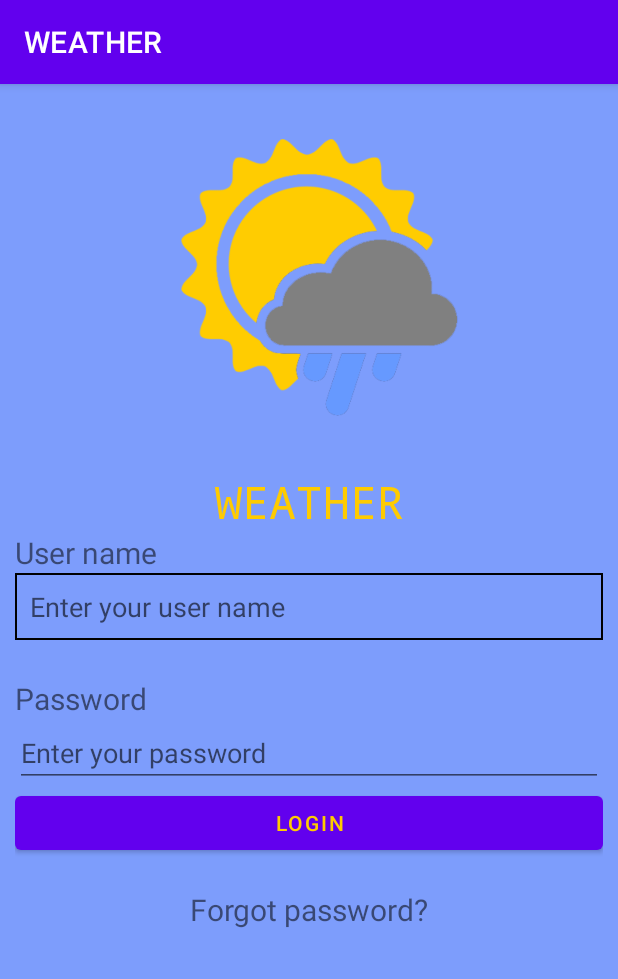
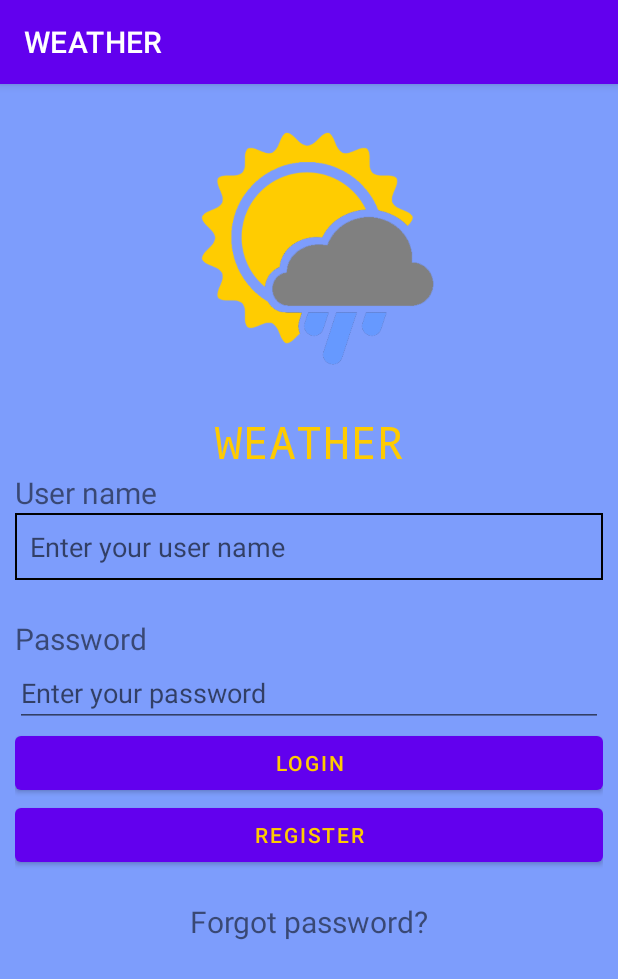
Before and after one commit to buhajus/android_login, an Android app: the screen it shows after launch (LoginActivity), on a phone screen of 412 x 824 dp. Shown: the top 979 px of the screen. Run offline under Robolectric (Android 15) with nearby library versions, the phone set to English and light mode, and no system bars.

Commit message:
prideta naujas activity, error pranešimai

```diff
--- a/app/build.gradle
+++ b/app/build.gradle
@@ -26,6 +26,9 @@ android {
         sourceCompatibility JavaVersion.VERSION_1_8
         targetCompatibility JavaVersion.VERSION_1_8
     }
+    buildFeatures {
+        viewBinding true
+    }
 }
 
 dependencies {
@@ -33,6 +36,8 @@ dependencies {
     implementation 'androidx.appcompat:appcompat:1.6.1'
     implementation 'com.google.android.material:material:1.8.0'
     implementation 'androidx.constraintlayout:constraintlayout:2.1.4'
+    implementation 'androidx.navigation:navigation-fragment:2.5.3'
+    implementation 'androidx.navigation:navigation-ui:2.5.3'
     testImplementation 'junit:junit:4.13.2'
     androidTestImplementation 'androidx.test.ext:junit:1.1.5'
     androidTestImplementation 'androidx.test.espresso:espresso-core:3.5.1'
--- a/app/src/main/java/com/example/orai/LoginActivity.java
+++ b/app/src/main/java/com/example/orai/LoginActivity.java
@@ -2,13 +2,64 @@ package com.example.orai;
 
 import androidx.appcompat.app.AppCompatActivity;
 
+import android.content.Intent;
 import android.os.Bundle;
+import android.view.View;
+import android.widget.Button;
+import android.widget.EditText;
+import android.widget.Toast;
 
 public class LoginActivity extends AppCompatActivity {
 
     @Override
     protected void onCreate(Bundle savedInstanceState) {
         super.onCreate(savedInstanceState);
+        //kai langas bus skurtas, koki vaizdą jam užkrausime
         setContentView(R.layout.activity_login);
+
+        EditText userName = findViewById(R.id.user_name);
+        EditText userPassword = findViewById(R.id.user_password);
+        Button loginBtn = findViewById(R.id.btn_login);
+
+
+        //mygtuko paspaudimas
+        loginBtn.setOnClickListener(new View.OnClickListener() {
+            @Override
+            public void onClick(View v) {
+                //klaidų žurnalo išvalymas
+                userName.setError(null);
+                userPassword.setError(null);
+                //aprašomas kodas mygtuko paspaudimui
+                if (Validation.isUserNameValid(userName.getText().toString()) && Validation.isUserPasswordValid(userPassword.getText().toString())) {
+
+                    //keliaujam į naują activity login-> main
+                    //sukuriamas Intent pereiti iš LoginActivity į MainActivity
+                    Intent goToMainActivity = new Intent(LoginActivity.this,MainActivity.class);
+                   //inicijuojamas naujas activity
+                    startActivity(goToMainActivity);
+
+
+                    /*//Toast - popup
+                    Toast.makeText(getApplicationContext(),
+                            "Login: "+ userName.getText() +
+                                    "\nPassword: " + userPassword.getText(),
+                            Toast.LENGTH_LONG).show();*/
+
+
+                }else {
+
+                    userName.setError(getResources().getString(R.string.login_error));
+                   userName.requestFocus();
+
+                    userPassword.setError(getResources().getString(R.string.login_error));
+
+                    Toast.makeText(getApplicationContext(),R.string.login_error,Toast.LENGTH_LONG).show();
+                }
+
+
+            }
+        });
+
     }
+
 }
--- a/app/src/main/res/layout/activity_login.xml
+++ b/app/src/main/res/layout/activity_login.xml
@@ -1,5 +1,6 @@
 <?xml version="1.0" encoding="utf-8"?>
 <LinearLayout xmlns:android="http://schemas.android.com/apk/res/android"
+    xmlns:app="http://schemas.android.com/apk/res-auto"
     xmlns:tools="http://schemas.android.com/tools"
     android:layout_width="match_parent"
     android:layout_height="match_parent"
@@ -11,7 +12,7 @@
 
     <ImageView
         android:layout_width="match_parent"
-        android:layout_height="248dp"
+        android:layout_height="208dp"
         android:contentDescription="@string/app_name"
         android:src="@drawable/logo" />
 
@@ -25,20 +26,21 @@
         android:textColor="@color/sun"
         android:textSize="30sp" />
 
-    <!--Login label-->
+    <!--User name label-->
     <TextView
         android:layout_width="match_parent"
         android:layout_height="wrap_content"
         android:text="@string/login_username"
         android:textSize="20sp" />
 
-    <!--Login input-->
+    <!--Username input-->
     <EditText
+        android:id="@+id/user_name"
         android:layout_width="match_parent"
         android:layout_height="wrap_content"
         android:background="@drawable/border"
-        android:inputType="text"
-        android:hint="@string/enter_your_username"/>
+        android:hint="@string/enter_your_username"
+        android:inputType="text" />
 
     <Space
         android:layout_width="match_parent"
@@ -53,28 +55,45 @@
 
     <!--Password input-->
     <EditText
+        android:id="@+id/user_password"
         android:layout_width="match_parent"
         android:layout_height="wrap_content"
-      android:hint="@string/enter_your_password"
-        android:inputType="numberPassword" />
+        android:hint="@string/enter_your_password"
 
+
+
+        />
     <!--Login button-->
     <Button
+        android:id="@+id/btn_login"
         android:layout_width="match_parent"
         android:layout_height="wrap_content"
         android:text="@string/btn_login"
+
         android:textColor="@color/sun" />
+
+    <!--Register button-->
+    <Button
+        android:id="@+id/btn_register"
+        android:layout_width="match_parent"
+        android:layout_height="wrap_content"
+        android:text="@string/btn_register"
+
+        android:textColor="@color/sun" />
+
 
     <!--Forgot password label-->
     <TextView
         android:layout_width="match_parent"
         android:layout_height="wrap_content"
+        android:layout_marginTop="20sp"
+        android:clickable="true"
         android:focusableInTouchMode="true"
-        android:clickable="true"
-        android:layout_marginTop="20sp"
+        android:text="@string/forgot_password"
         android:textAlignment="center"
-        android:text="@string/forgot_password"
         android:textSize="20sp" />
 
 
+
+
 </LinearLayout>
--- /dev/null
+++ b/app/src/main/res/values-land/dimens.xml
@@ -0,0 +1,3 @@
+<resources>
+    <dimen name="fab_margin">48dp</dimen>
+</resources>
--- /dev/null
+++ b/app/src/main/res/values-w1240dp/dimens.xml
@@ -0,0 +1,3 @@
+<resources>
+    <dimen name="fab_margin">200dp</dimen>
+</resources>
--- /dev/null
+++ b/app/src/main/res/values-w600dp/dimens.xml
@@ -0,0 +1,3 @@
+<resources>
+    <dimen name="fab_margin">48dp</dimen>
+</resources>
--- /dev/null
+++ b/app/src/main/res/values/dimens.xml
@@ -0,0 +1,3 @@
+<resources>
+    <dimen name="fab_margin">16dp</dimen>
+</resources>
--- a/app/src/main/res/values/themes.xml
+++ b/app/src/main/res/values/themes.xml
@@ -13,4 +13,13 @@
         <item name="android:statusBarColor">?attr/colorPrimaryVariant</item>
         <!-- Customize your theme here. -->
     </style>
+
+    <style name="Theme.Orai.NoActionBar">
+        <item name="windowActionBar">false</item>
+        <item name="windowNoTitle">true</item>
+    </style>
+
+    <style name="Theme.Orai.AppBarOverlay" parent="ThemeOverlay.AppCompat.Dark.ActionBar" />
+
+    <style name="Theme.Orai.PopupOverlay" parent="ThemeOverlay.AppCompat.Light" />
 </resources>
```
Also changed, not shown: app/src/main/AndroidManifest.xml (+16 -0 lines), app/src/main/java/com/example/orai/BasicActivity.java (added, +51 -0 lines), app/src/main/java/com/example/orai/MainActivity.java (added, +17 -0 lines), app/src/main/java/com/example/orai/Validation.java (added, +37 -0 lines), app/src/main/res/layout/activity_basic.xml (added, +34 -0 lines), app/src/main/res/layout/activity_main.xml (added, +20 -0 lines), app/src/main/res/navigation/nav_graph.xml (added, +28 -0 lines), app/src/main/res/values/strings.xml (+15 -9 lines), app/src/main/res/img.png (added), 2 other files.
